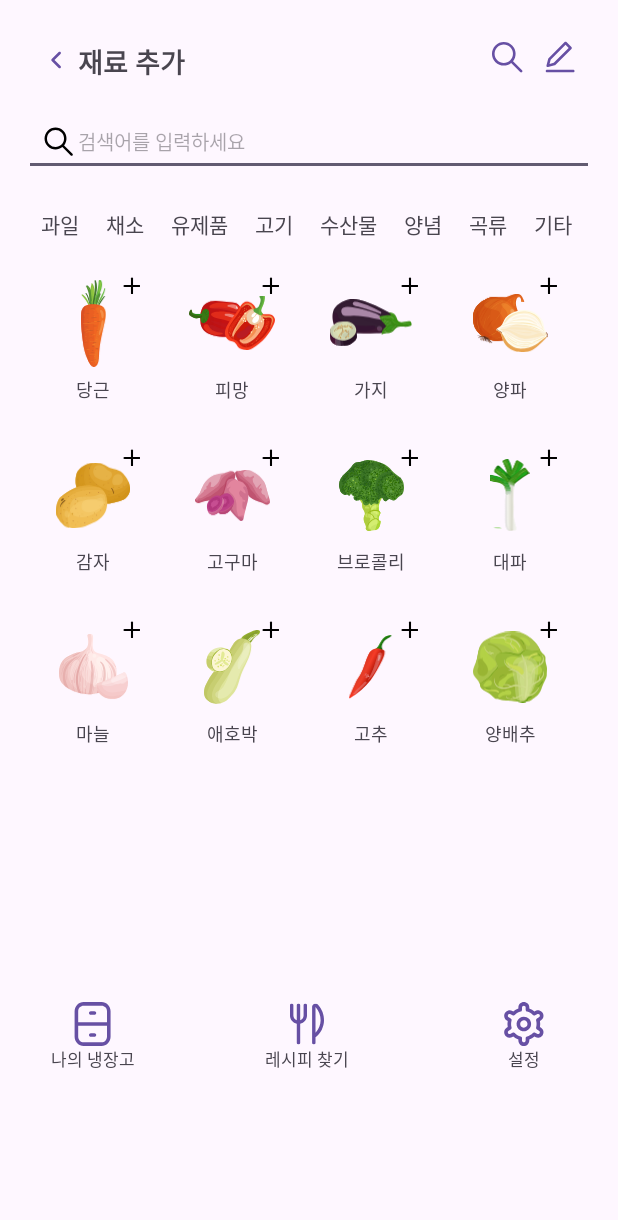
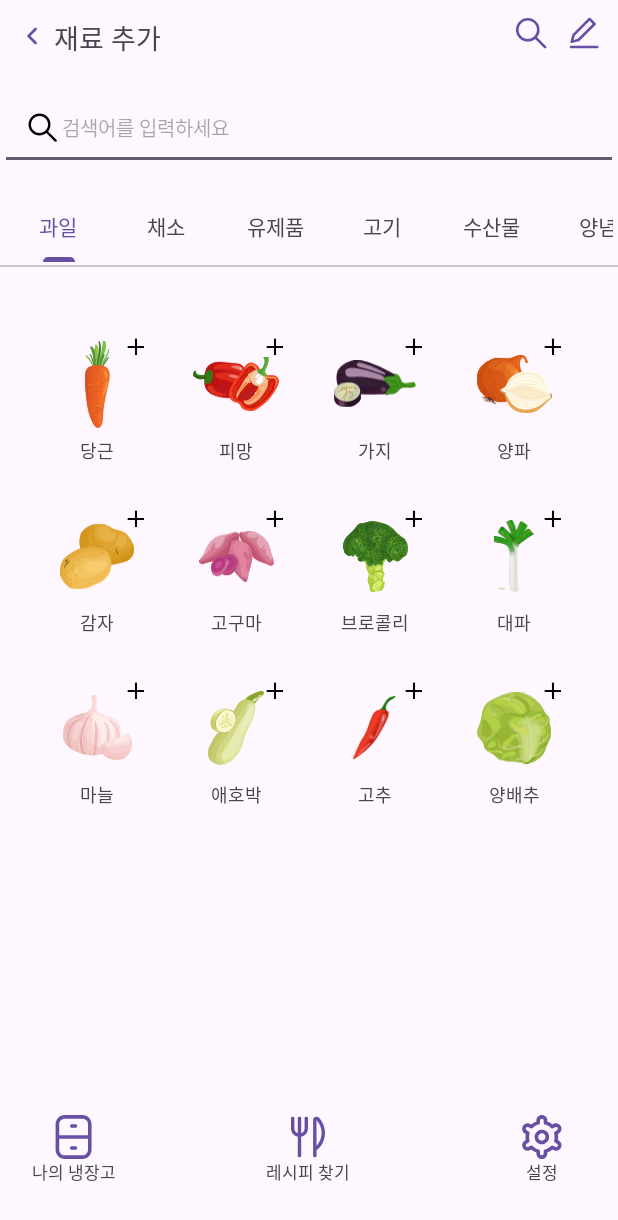
Before and after one commit to mk034/android-projects, an Android app: the layout add_ingredient.xml on its own in the app's theme, with its tools: preview values and no code run, on a phone screen of 412 x 824 dp. Shown: the top 1220 px of the screen. Run offline under Robolectric (Android 15) with nearby library versions, the phone set to English and light mode, and no system bars; network calls fail.

Commit message:
카테고리 탭 수정

```diff
--- a/app/src/main/res/layout/add_ingredient.xml
+++ b/app/src/main/res/layout/add_ingredient.xml
@@ -1,31 +1,34 @@
 <?xml version="1.0" encoding="utf-8"?>
-<RelativeLayout xmlns:android="http://schemas.android.com/apk/res/android"
+<androidx.constraintlayout.widget.ConstraintLayout
+    xmlns:android="http://schemas.android.com/apk/res/android"
+    xmlns:tools="http://schemas.android.com/tools"
+    xmlns:app="http://schemas.android.com/apk/res-auto"
     android:layout_width="match_parent"
-    android:layout_height="match_parent"
-    android:padding="16dp">
+    android:layout_height="match_parent">
 
     <!-- 타이틀 -->
     <RelativeLayout
+        android:id="@+id/relativeLayout"
         android:layout_width="match_parent"
         android:layout_height="wrap_content"
-        android:padding="8dp">
+        android:padding="8dp"
+        tools:ignore="MissingConstraints">
 
         <Button
             android:id="@+id/btn_back"
             android:layout_width="28dp"
             android:layout_height="28dp"
             android:layout_marginTop="2dp"
-            android:background="@drawable/ic_caretleft"/>
+            android:background="@drawable/ic_caretleft" />
 
         <TextView
             android:id="@+id/tv_add_ingredient"
             android:layout_width="wrap_content"
             android:layout_height="wrap_content"
+            android:layout_marginLeft="28dp"
+            android:layout_marginTop="3dp"
             android:text="재료 추가"
-            android:textSize="18sp"
-            android:textStyle="bold"
-            android:layout_marginTop="3dp"
-            android:layout_marginLeft="28dp"/>
+            android:textSize="18sp" />
 
         <!-- 재료 검색 -->
         <Button
@@ -50,99 +53,88 @@
         android:id="@+id/search_bar"
         android:layout_width="match_parent"
         android:layout_height="wrap_content"
-        android:layout_marginTop="55dp"
+        android:drawableStart="@drawable/ic_search"
         android:hint="검색어를 입력하세요"
         android:inputType="textAutoComplete"
+        android:padding="15dp"
         android:textSize="13sp"
-        android:padding="10dp"
-        android:drawableStart="@drawable/ic_search" />
+        android:layout_marginTop="10dp"
+        app:layout_constraintTop_toBottomOf="@id/relativeLayout"
+        app:layout_constraintStart_toStartOf="parent"
+        app:layout_constraintEnd_toEndOf="parent" />
 
     <!-- 카테고리 탭 -->
-    <HorizontalScrollView
+    <com.google.android.material.tabs.TabLayout
         android:id="@+id/category_tab"
         android:layout_width="match_parent"
         android:layout_height="wrap_content"
-        android:layout_below="@id/search_bar"
+        android:padding="3dp"
+        app:tabMode="scrollable"
         android:layout_marginTop="10dp"
-        android:padding="3dp">
+        app:layout_constraintTop_toBottomOf="@id/search_bar"
+        app:layout_constraintStart_toStartOf="parent"
+        app:layout_constraintEnd_toEndOf="parent">
 
-        <LinearLayout
+        <com.google.android.material.tabs.TabItem
             android:layout_width="wrap_content"
             android:layout_height="wrap_content"
-            android:orientation="horizontal">
+            android:text="과일" />
 
-            <TextView
+        <com.google.android.material.tabs.TabItem
             android:layout_width="wrap_content"
             android:layout_height="wrap_content"
-                android:padding="8dp"
-                android:text="과일"
-                android:layout_marginRight="2dp"/>
+            android:text="채소" />
 
-            <TextView
+        <com.google.android.material.tabs.TabItem
             android:layout_width="wrap_content"
             android:layout_height="wrap_content"
-                android:padding="8dp"
-                android:text="채소"
-                android:layout_marginRight="2dp"/>
+            android:text="유제품" />
 
-            <TextView
+        <com.google.android.material.tabs.TabItem
             android:layout_width="wrap_content"
             android:layout_height="wrap_content"
-                android:padding="8dp"
-                android:text="유제품"
-                android:layout_marginRight="2dp"/>
+            android:text="고기" />
 
-            <TextView
+        <com.google.android.material.tabs.TabItem
             android:layout_width="wrap_content"
             android:layout_height="wrap_content"
-                android:padding="8dp"
-                android:text="고기"
-                android:layout_marginRight="2dp"/>
+            android:text="수산물" />
 
-            <TextView
+        <com.google.android.material.tabs.TabItem
             android:layout_width="wrap_content"
             android:layout_height="wrap_content"
-                android:padding="8dp"
-                android:text="수산물"
-                android:layout_marginRight="2dp"/>
+            android:text="양념" />
 
-            <TextView
+        <com.google.android.material.tabs.TabItem
             android:layout_width="wrap_content"
             android:layout_height="wrap_content"
-                android:padding="8dp"
-                android:text="양념"
-                android:layout_marginRight="2dp"/>
+            android:text="곡류" />
 
-            <TextView
+        <com.google.android.material.tabs.TabItem
             android:layout_width="wrap_content"
             android:layout_height="wrap_content"
-                android:padding="8dp"
-                android:text="곡류"
-                android:layout_marginRight="2dp"/>
-
-            <TextView
-                android:layout_width="wrap_content"
-                android:layout_height="wrap_content"
-                android:padding="8dp"
-                android:text="기타"
-                android:layout_marginRight="2dp"/>
-
-        </LinearLayout>
-    </HorizontalScrollView>
+            android:text="기타" />
+    </com.google.android.material.tabs.TabLayout>
 
     <ScrollView
         android:layout_width="match_parent"
-        android:layout_height="wrap_content">
+        android:layout_height="wrap_content"
+        android:padding="13dp"
+        android:layout_marginTop="13dp"
+        app:layout_constraintTop_toBottomOf="@id/category_tab"
+        app:layout_constraintStart_toStartOf="parent"
+        app:layout_constraintEnd_toEndOf="parent">
 
         <!-- 그리드 (재료 목록) -->
         <GridLayout
             android:id="@+id/ingredient_grid"
             android:layout_width="380dp"
             android:layout_height="wrap_content"
-            android:layout_marginTop="153dp"
+            android:layout_marginTop="0dp"
             android:alignmentMode="alignMargins"
             android:columnCount="4"
-            android:columnOrderPreserved="false">
+            android:columnOrderPreserved="false"
+            android:padding="5dp">
 
             <!-- 재료 -->
             <LinearLayout
@@ -170,8 +162,8 @@
                         android:layout_width="11dp"
                         android:layout_height="11dp"
                         android:layout_gravity="top|end"
-                        android:src="@drawable/ic_plus"
-                        android:contentDescription="추가 버튼"/>
+                        android:contentDescription="추가 버튼"
+                        android:src="@drawable/ic_plus" />
                 </FrameLayout>
 
                 <!-- 재료 이름 -->
@@ -209,8 +201,8 @@
                         android:layout_width="11dp"
                         android:layout_height="11dp"
                         android:layout_gravity="top|end"
-                        android:src="@drawable/ic_plus"
-                        android:contentDescription="추가 버튼"/>
+                        android:contentDescription="추가 버튼"
+                        android:src="@drawable/ic_plus" />
                 </FrameLayout>
 
                 <TextView
@@ -247,8 +239,8 @@
                         android:layout_width="11dp"
                         android:layout_height="11dp"
                         android:layout_gravity="top|end"
-                        android:src="@drawable/ic_plus"
-                        android:contentDescription="추가 버튼"/>
+                        android:contentDescription="추가 버튼"
+                        android:src="@drawable/ic_plus" />
                 </FrameLayout>
 
                 <TextView
@@ -281,12 +273,12 @@
                         android:src="@drawable/it_onion" />
 
                     <ImageButton
-                        android:id="@+id/btn_add_4"
+                        android:id="@+id/btn_add_onion"
                         android:layout_width="11dp"
                         android:layout_height="11dp"
                         android:layout_gravity="top|end"
-                        android:src="@drawable/ic_plus"
-                        android:contentDescription="추가 버튼"/>
+                        android:contentDescription="추가 버튼"
+                        android:src="@drawable/ic_plus" />
                 </FrameLayout>
 
                 <TextView
@@ -296,7 +288,7 @@
                     android:layout_marginTop="4dp"
                     android:gravity="center"
                     android:text="양파"
-                    android:textSize="12sp"/>
+                    android:textSize="12sp" />
             </LinearLayout>
 
             <!-- 감자 -->
@@ -323,8 +315,8 @@
                         android:layout_width="11dp"
                         android:layout_height="11dp"
                         android:layout_gravity="top|end"
-                        android:src="@drawable/ic_plus"
-                        android:contentDescription="추가 버튼"/>
+                        android:contentDescription="추가 버튼"
+                        android:src="@drawable/ic_plus" />
                 </FrameLayout>
 
                 <TextView
@@ -361,8 +353,8 @@
                         android:layout_width="11dp"
                         android:layout_height="11dp"
                         android:layout_gravity="top|end"
-                        android:src="@drawable/ic_plus"
-                        android:contentDescription="추가 버튼"/>
+                        android:contentDescription="추가 버튼"
+                        android:src="@drawable/ic_plus" />
                 </FrameLayout>
 
                 <TextView
@@ -399,8 +391,8 @@
                         android:layout_width="11dp"
                         android:layout_height="11dp"
                         android:layout_gravity="top|end"
-                        android:src="@drawable/ic_plus"
-                        android:contentDescription="추가 버튼"/>
+                        android:contentDescription="추가 버튼"
+                        android:src="@drawable/ic_plus" />
                 </FrameLayout>
 
                 <TextView
@@ -437,8 +429,8 @@
                         android:layout_width="11dp"
                         android:layout_height="11dp"
                         android:layout_gravity="top|end"
-                        android:src="@drawable/ic_plus"
-                        android:contentDescription="추가 버튼"/>
+                        android:contentDescription="추가 버튼"
+                        android:src="@drawable/ic_plus" />
                 </FrameLayout>
 
                 <TextView
@@ -475,8 +467,8 @@
                         android:layout_width="11dp"
                         android:layout_height="11dp"
                         android:layout_gravity="top|end"
-                        android:src="@drawable/ic_plus"
-                        android:contentDescription="추가 버튼"/>
+                        android:contentDescription="추가 버튼"
+                        android:src="@drawable/ic_plus" />
                 </FrameLayout>
 
                 <TextView
@@ -513,8 +505,8 @@
                         android:layout_width="11dp"
                         android:layout_height="11dp"
                         android:layout_gravity="top|end"
-                        android:src="@drawable/ic_plus"
-                        android:contentDescription="추가 버튼"/>
+                        android:contentDescription="추가 버튼"
+                        android:src="@drawable/ic_plus" />
                 </FrameLayout>
 
                 <TextView
@@ -551,8 +543,8 @@
                         android:layout_width="11dp"
                         android:layout_height="11dp"
                         android:layout_gravity="top|end"
-                        android:src="@drawable/ic_plus"
-                        android:contentDescription="추가 버튼"/>
+                        android:contentDescription="추가 버튼"
+                        android:src="@drawable/ic_plus" />
                 </FrameLayout>
 
                 <TextView
@@ -589,8 +581,8 @@
                         android:layout_width="11dp"
                         android:layout_height="11dp"
                         android:layout_gravity="top|end"
-                        android:src="@drawable/ic_plus"
-                        android:contentDescription="추가 버튼"/>
+                        android:contentDescription="추가 버튼"
+                        android:src="@drawable/ic_plus" />
                 </FrameLayout>
 
                 <TextView
@@ -612,7 +604,8 @@
         android:gravity="center"
         android:orientation="horizontal"
         android:padding="4dp"
-        android:layout_marginTop="648dp">
+        android:layout_marginBottom="30dp"
+        app:layout_constraintBottom_toBottomOf="parent">
 
         <!-- 나의 냉장고 -->
         <LinearLayout
@@ -627,7 +620,7 @@
                 android:layout_width="29dp"
                 android:layout_height="29dp"
                 android:background="@drawable/ic_fredge"
-                android:contentDescription="냉장고"/>
+                android:contentDescription="냉장고" />
 
             <TextView
                 android:id="@+id/tv_myfredge"
@@ -656,7 +649,7 @@
                 android:layout_width="29dp"
                 android:layout_height="29dp"
                 android:background="@drawable/ic_recipe"
-                android:contentDescription="레시피"/>
+                android:contentDescription="레시피" />
 
             <TextView
                 android:id="@+id/tv_recipe"
@@ -685,7 +678,7 @@
                 android:layout_width="29dp"
                 android:layout_height="29dp"
                 android:background="@drawable/ic_setting"
-                android:contentDescription="설정"/>
+                android:contentDescription="설정" />
 
             <TextView
                 android:id="@+id/tv_setting"
@@ -696,4 +689,4 @@
                 android:textSize="11sp" />
         </LinearLayout>
     </LinearLayout>
-</RelativeLayout>
+</androidx.constraintlayout.widget.ConstraintLayout>
```
Lines whose indentation alone changed are shown as unchanged.
